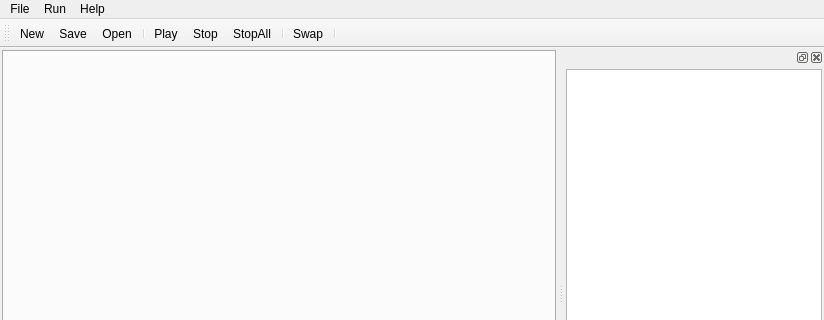
Qt form HardUO/mainwindow.ui (alextrevisan/HardUO) before a commit; both pictures show x 0 to 824 and y 0 to 320 of the 824 by 559 pixel window.
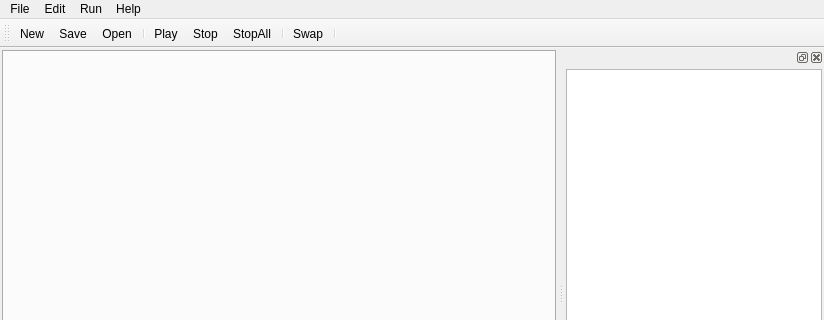
The same form after that commit. Icons and pictures are not drawn.

What changed in the file:
```diff
--- a/HardUO/mainwindow.ui
+++ b/HardUO/mainwindow.ui
@@ -85,7 +85,14 @@
     </property>
     <addaction name="actionAbout"/>
    </widget>
+   <widget class="QMenu" name="menuEdit">
+    <property name="title">
+     <string>Edit</string>
+    </property>
+    <addaction name="actionFind_Replace"/>
+   </widget>
    <addaction name="menuFile"/>
+   <addaction name="menuEdit"/>
    <addaction name="menuRun"/>
    <addaction name="menuHelp"/>
   </widget>
```
Left out of the diff: 8 changed lines with no effect on the pictures.
